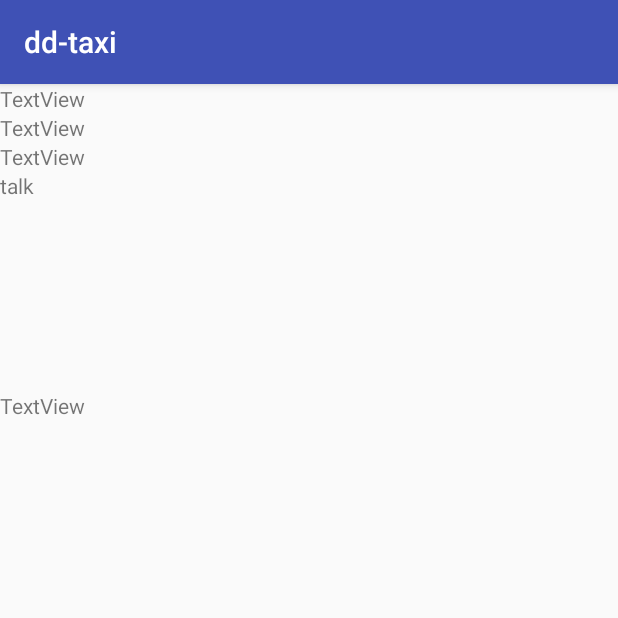
After one commit to dnzyx/dd-taxi, an Android app: the fragment talk shown on its own in the app's theme, on a phone screen of 412 x 824 dp, the top half of it. The commit adds this screen. Run offline under Robolectric (Android 15) with nearby library versions, the phone set to English and light mode, and no system bars.

Commit message:
add talk fragment

```diff
--- a/app/build.gradle
+++ b/app/build.gradle
@@ -1,7 +1,7 @@
 apply plugin: 'com.android.application'
 
 android {
-    compileSdkVersion 24
+    compileSdkVersion 25
     buildToolsVersion '25.0.3'
     defaultConfig {
         applicationId "com.leanring.dnzyx.dd_taxi"
@@ -31,4 +31,5 @@ dependencies {
     compile 'com.android.support:appcompat-v7:26.0.0-alpha1'
     compile 'com.android.support:gridlayout-v7:26.0.0-alpha1'
     compile 'com.android.support:gridlayout-v7:26.0.0-alpha1'
+    compile 'com.google.android.gms:play-services-maps:11.0.4'
 }
--- a/app/src/main/java/com/leanring/dnzyx/dd_taxi/loginActivity.java
+++ b/app/src/main/java/com/leanring/dnzyx/dd_taxi/loginActivity.java
@@ -21,6 +21,8 @@ public class loginActivity extends AppCompatActivity {
         login.setOnClickListener(new View.OnClickListener(){
             @Override
             public void onClick(View v) {
+
+                //login secceseful
                 Intent i=new Intent(loginActivity.this,MainActivity.class);
                 startActivity(i);
             }
--- /dev/null
+++ b/app/src/main/java/com/leanring/dnzyx/dd_taxi/talk.java
@@ -0,0 +1,22 @@
+package com.leanring.dnzyx.dd_taxi;
+
+import android.os.Bundle;
+import android.support.annotation.Nullable;
+import android.support.v4.app.Fragment;
+import android.view.LayoutInflater;
+import android.view.View;
+import android.view.ViewGroup;
+
+/**
+ * Created by Lenovo on 2017/10/25.
+ */
+
+public class talk  extends Fragment {
+
+    View talk;
+    @Override
+    public View onCreateView(LayoutInflater inflater, @Nullable ViewGroup container, @Nullable Bundle savedInstanceState) {
+        talk=inflater.inflate(R.layout.talk, container,false);
+        return talk;
+    }
+}
--- /dev/null
+++ b/app/src/main/res/layout/talk.xml
@@ -0,0 +1,45 @@
+<?xml version="1.0" encoding="utf-8"?>
+<LinearLayout xmlns:android="http://schemas.android.com/apk/res/android"
+    android:orientation="vertical" android:layout_width="match_parent"
+    android:layout_height="match_parent"
+    android:weightSum="1">
+
+    <TextView
+        android:id="@+id/textView13"
+        android:layout_width="match_parent"
+        android:layout_height="wrap_content"
+        android:text="TextView" />
+
+    <TextView
+        android:id="@+id/textView12"
+        android:layout_width="match_parent"
+        android:layout_height="0dp"
+        android:text="TextView" />
+
+    <TextView
+        android:id="@+id/textView11"
+        android:layout_width="match_parent"
+        android:layout_height="wrap_content"
+        android:text="TextView" />
+
+    <TextView
+        android:id="@+id/textView10"
+        android:layout_width="match_parent"
+        android:layout_height="wrap_content"
+        android:text="TextView" />
+
+    <TextView
+        android:id="@+id/textView8"
+        android:layout_width="match_parent"
+        android:layout_height="wrap_content"
+        android:text="talk"
+        android:layout_weight="0.19" />
+
+    <TextView
+        android:id="@+id/textView9"
+        android:layout_width="match_parent"
+        android:layout_height="wrap_content"
+        android:text="TextView"
+        android:layout_weight="0.78" />
+
+</LinearLayout>
```
Also changed, not shown: app/src/main/java/com/leanring/dnzyx/dd_taxi/bootom.java (+19 -1 lines), app/src/main/java/com/leanring/dnzyx/dd_taxi/location.java (+7 -1 lines), app/src/main/res/layout/activity_login.xml (+21 -12 lines), app/src/main/res/layout/activity_main.xml (+11 -8 lines), app/src/main/res/layout/location.xml (+12 -9 lines).
